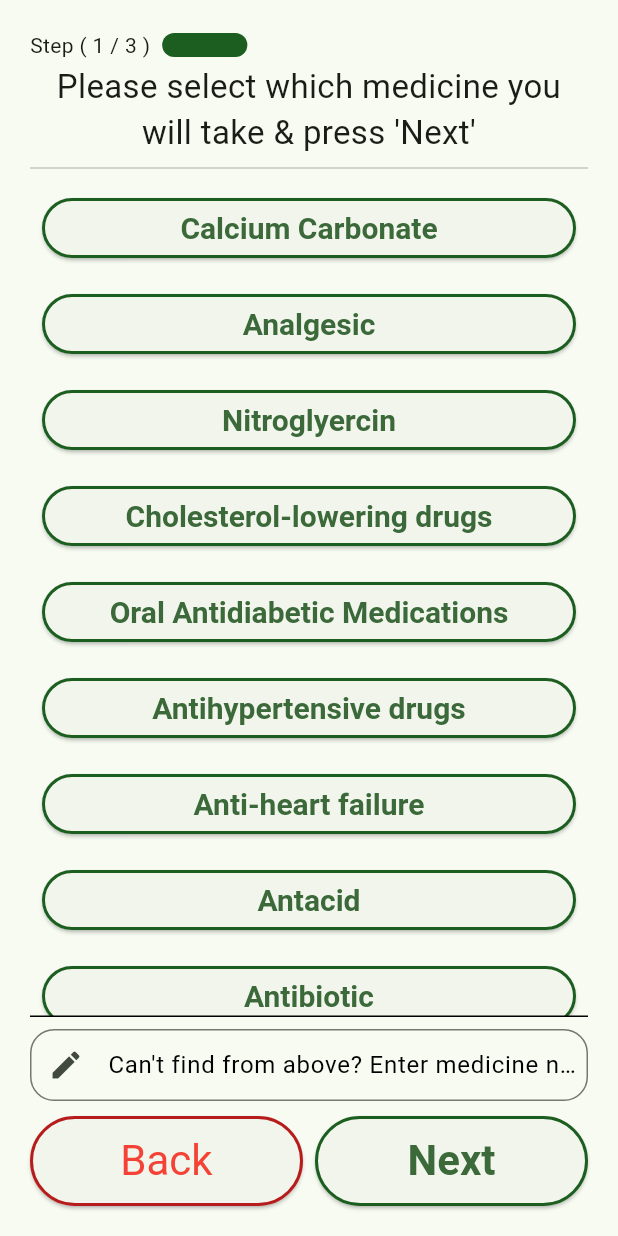
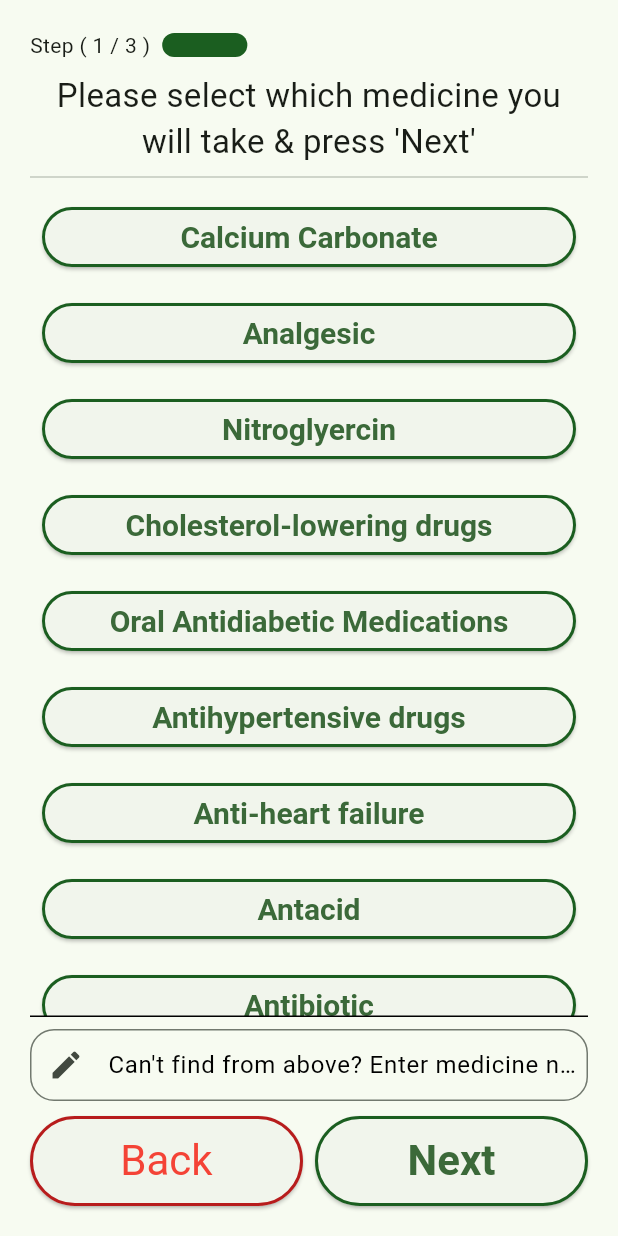
Before and after one commit to librajackyty/ESoundReminder, a Flutter app: the ReminderNewPage screen opened by its route, on a phone screen of 412 x 824 dp. Run offline on Flutter 3.47's test engine with Material 2 defaults, Android fonts, the phone set to English and light mode, and no system bars; drawn by our look-alikes of flutter_animation_progress_bar; our stand-ins replace flutter_local_notifications, flutter_native_timezone, hive, hive_flutter, lottie, package_info_plus and 3 more; missing offline and left inert: day_night_time_picker, day_picker; accounts and stored records are empty; project files that could hold a hidden picture were left out.

Commit message:
update new reminder header

```diff
--- a/lib/screens/reminder_new.dart
+++ b/lib/screens/reminder_new.dart
@@ -15,6 +15,7 @@ import '../widgets/custom_scroll_bar.dart';
 import '../widgets/custom_text_normal.dart';
 import '../widgets/custom_text_small.dart';
 import '../widgets/custom_text_small_ex.dart';
+import '../widgets/reminder_header.dart';
 
 class ReminderNewPage extends StatefulWidget {
   const ReminderNewPage({super.key, required this.title, this.arg});
@@ -211,24 +212,12 @@ class _ReminderNewPageState extends State<ReminderNewPage> {
           child: Center(
             child: Column(
               children: <Widget>[
-                Row(
-                  children: [
-                    CusExSText(
-                        "${Language.of(context)!.t("common_step")} ( 1 / 3 )"),
-                    Expanded(
-                        child: Container(
-                            padding: EdgeInsets.only(left: elementSPadding),
-                            child: AniProgressBar(currentValue: progressIdx))),
-                  ],
+                ReminderHeader(
+                  progressText:
+                      "${Language.of(context)!.t("common_step")} ( 1 / 3 )",
+                  progressValue: progressIdx,
+                  headerText: Language.of(context)!.t("reminder_new1_msg"),
                 ),
-                const SizedBox(
-                  height: elementSSSPadding,
-                ),
-                CusSText(
-                  Language.of(context)!.t("reminder_new1_msg"),
-                  textAlign: TextAlign.center,
-                ),
-                const Divider(),
                 Expanded(
                   child: Language.currentLocale(context) == Language.codeEnglish
                       ? SingleChildScrollView(
--- /dev/null
+++ b/lib/widgets/reminder_header.dart
@@ -0,0 +1,44 @@
+import 'package:flutter/material.dart';
+
+import '../utils/constants.dart';
+import 'ani_progress_bar.dart';
+import 'custom_text_small.dart';
+import 'custom_text_small_ex.dart';
+
+class ReminderHeader extends StatelessWidget {
+  final String progressText;
+  final double progressValue;
+  final String headerText;
+  final bool hasBottomDivider;
+
+  const ReminderHeader(
+      {Key? key,
+      required this.progressText,
+      required this.progressValue,
+      required this.headerText,
+      this.hasBottomDivider = true})
+      : super(key: key);
+
+  @override
+  Widget build(BuildContext context) {
+    return Column(children: [
+      Container(
+        margin: EdgeInsets.only(bottom: 8),
+        child: Row(
+          children: [
+            CusExSText(progressText),
+            Expanded(
+                child: Container(
+                    padding: EdgeInsets.only(left: elementSPadding),
+                    child: AniProgressBar(currentValue: progressValue))),
+          ],
+        ),
+      ),
+      CusSText(
+        headerText,
+        textAlign: TextAlign.center,
+      ),
+      hasBottomDivider ? const Divider() : const SizedBox.shrink(),
+    ]);
+  }
+}
```
Also changed, not shown: lib/screens/reminder_detail.dart (+12 -22 lines), lib/screens/reminder_new_2.dart (+6 -14 lines).
